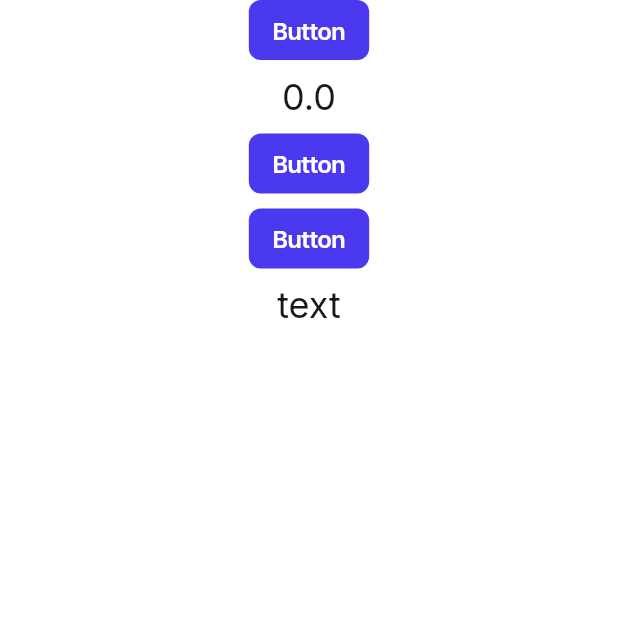
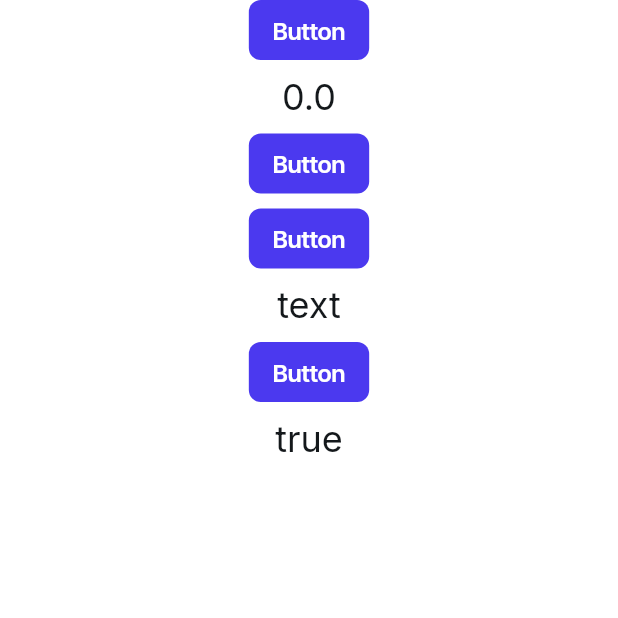
Before and after one commit to BhanushaliBhavik/Temp, a Flutter app: the screen it shows after launch, on a phone screen of 412 x 824 dp, the top half of it. Run offline on Flutter 3.47's test engine with Material 3 defaults, Android fonts, the phone set to English and light mode, and no system bars; drawn by our look-alikes of auto_size_text; our stand-ins replace cloud_firestore, connectivity_plus, device_info_plus, easy_debounce, equatable, file_picker and 11 more; missing offline and left inert: json_path, mime_type, text_search; accounts and stored records are empty.

Commit message:
Updating to latest FlutterFlow output.

```diff
--- a/lib/custom_code/actions/index.dart
+++ b/lib/custom_code/actions/index.dart
@@ -1 +1,2 @@
 export 'get_device_fingerprint.dart' show getDeviceFingerprint;
+export 'is_user_offline.dart' show isUserOffline;
--- /dev/null
+++ b/lib/custom_code/actions/is_user_offline.dart
@@ -0,0 +1,24 @@
+// Automatic FlutterFlow imports
+import '/backend/backend.dart';
+import '/backend/schema/structs/index.dart';
+import '/backend/supabase/supabase.dart';
+import '/flutter_flow/flutter_flow_theme.dart';
+import '/flutter_flow/flutter_flow_util.dart';
+import 'index.dart'; // Imports other custom actions
+import '/flutter_flow/custom_functions.dart'; // Imports custom functions
+import 'package:flutter/material.dart';
+// Begin custom action code
+// DO NOT REMOVE OR MODIFY THE CODE ABOVE!
+
+import 'package:connectivity_plus/connectivity_plus.dart';
+
+Future<bool> isUserOffline() async {
+  var connectivityResult = await Connectivity().checkConnectivity();
+
+  // Check if there is no internet connection
+  if (connectivityResult == ConnectivityResult.none) {
+    return true; // User is offline
+  }
+
+  return false; // User is online
+}
--- a/lib/pages/home_page/home_page_model.dart
+++ b/lib/pages/home_page/home_page_model.dart
@@ -22,6 +22,8 @@ class HomePageModel extends FlutterFlowModel<HomePageWidget> {
 
   // Stores action output result for [Custom Action - getDeviceFingerprint] action in Button widget.
   String? finger;
+  // Stores action output result for [Custom Action - isUserOffline] action in Button widget.
+  bool? online;
 
   @override
   void initState(BuildContext context) {}
--- a/lib/pages/home_page/home_page_widget.dart
+++ b/lib/pages/home_page/home_page_widget.dart
@@ -219,6 +219,43 @@ class _HomePageWidgetState extends State<HomePageWidget> {
                       letterSpacing: 0.0,
                     ),
               ),
+              Align(
+                alignment: AlignmentDirectional(0.0, 0.0),
+                child: FFButtonWidget(
+                  onPressed: () async {
+                    _model.online = await actions.isUserOffline();
+
+                    safeSetState(() {});
+                  },
+                  text: 'Button',
+                  options: FFButtonOptions(
+                    height: 40.0,
+                    padding:
+                        EdgeInsetsDirectional.fromSTEB(16.0, 0.0, 16.0, 0.0),
+                    iconPadding:
+                        EdgeInsetsDirectional.fromSTEB(0.0, 0.0, 0.0, 0.0),
+                    color: FlutterFlowTheme.of(context).primary,
+                    textStyle: FlutterFlowTheme.of(context).titleSmall.override(
+                          fontFamily: 'Inter Tight',
+                          color: Colors.white,
+                          letterSpacing: 0.0,
+                        ),
+                    elevation: 0.0,
+                    borderRadius: BorderRadius.circular(8.0),
+                  ),
+                ),
+              ),
+              Text(
+                valueOrDefault<String>(
+                  _model.online?.toString(),
+                  'true',
+                ),
+                style: FlutterFlowTheme.of(context).bodyMedium.override(
+                      fontFamily: 'Inter',
+                      fontSize: 24.0,
+                      letterSpacing: 0.0,
+                    ),
+              ),
             ].divide(SizedBox(height: 10.0)),
           ),
         ),
--- a/pubspec.yaml
+++ b/pubspec.yaml
@@ -37,6 +37,7 @@ dependencies:
   cloud_firestore_platform_interface: 6.5.0
   cloud_firestore_web: 4.3.4
   collection: 1.19.0
+  connectivity_plus: ^6.1.3
   csslib: 0.17.3
   device_info_plus: ^11.3.0
   easy_debounce: 2.0.1
```
